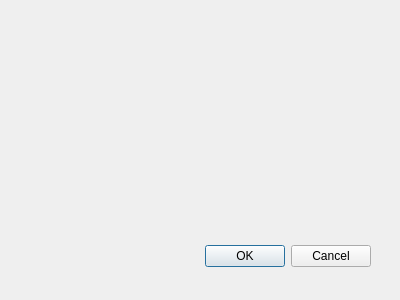
Above: qgis2apicnig/QGIS2APICNIG_dialog_base.ui from IngenieroGeomatico/QGIS2API-CNIG before the change. Below: the same form after it.
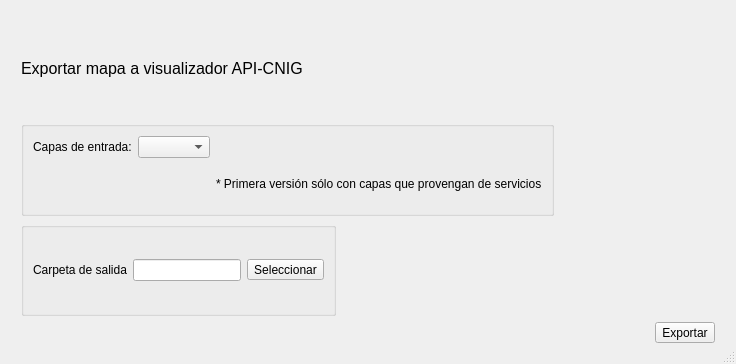
That is the form after the change. Custom widgets are drawn as their Qt base class.

Commit message: se añade primera versión de interfaz de usuario

What changed in the file:
```diff
--- a/qgis2apicnig/QGIS2APICNIG_dialog_base.ui
+++ b/qgis2apicnig/QGIS2APICNIG_dialog_base.ui
@@ -1,34 +1,220 @@
 <ui version="4.0" >
  <class>QGIS2APICNIGDialogBase</class>
- <widget class="QDialog" name="QGIS2APICNIGDialogBase" >
-  <property name="geometry" >
+ <widget class="QDialog" name="QGIS2APICNIGDialogBase">
+  <property name="windowModality">
+   <enum>Qt::NonModal</enum>
+  </property>
+  <property name="geometry">
    <rect>
     <x>0</x>
     <y>0</y>
-    <width>400</width>
-    <height>300</height>
+    <width>736</width>
+    <height>364</height>
    </rect>
   </property>
-  <property name="windowTitle" >
+  <property name="sizePolicy">
+   <sizepolicy hsizetype="Fixed" vsizetype="Fixed">
+    <horstretch>5</horstretch>
+    <verstretch>5</verstretch>
+   </sizepolicy>
+  </property>
+  <property name="windowTitle">
    <string>QGIS2API-CNIG</string>
   </property>
-  <widget class="QDialogButtonBox" name="button_box" >
-   <property name="geometry" >
-    <rect>
-     <x>30</x>
-     <y>240</y>
-     <width>341</width>
-     <height>32</height>
-    </rect>
-   </property>
-   <property name="orientation" >
-    <enum>Qt::Horizontal</enum>
-   </property>
-   <property name="standardButtons" >
-    <set>QDialogButtonBox::Cancel|QDialogButtonBox::Ok</set>
-   </property>
-  </widget>
+  <property name="sizeGripEnabled">
+   <bool>true</bool>
+  </property>
+  <property name="modal">
+   <bool>true</bool>
+  </property>
+  <layout class="QGridLayout" name="gridLayout_7">
+   <item row="0" column="0">
+    <layout class="QGridLayout" name="gridLayout_6" rowstretch="0,0,0,0" columnstretch="0">
+     <property name="sizeConstraint">
+      <enum>QLayout::SetMinAndMaxSize</enum>
+     </property>
+     <property name="leftMargin">
+      <number>10</number>
+     </property>
+     <property name="topMargin">
+      <number>10</number>
+     </property>
+     <property name="rightMargin">
+      <number>10</number>
+     </property>
+     <property name="bottomMargin">
+      <number>10</number>
+     </property>
+     <item row="3" column="0">
+      <layout class="QGridLayout" name="gridLayout_5">
+       <item row="0" column="0">
+        <spacer name="horizontalSpacer">
+         <property name="sizePolicy">
+          <sizepolicy hsizetype="Fixed" vsizetype="Minimum">
+           <horstretch>0</horstretch>
+           <verstretch>0</verstretch>
+          </sizepolicy>
+         </property>
+         <property name="orientation">
+          <enum>Qt::Horizontal</enum>
+         </property>
+         <property name="sizeHint" stdset="0">
+          <size>
+           <width>578</width>
+           <height>20</height>
+          </size>
+         </property>
+        </spacer>
+       </item>
+       <item row="0" column="1">
+        <widget class="QToolButton" name="toolButton_2">
+         <property name="sizePolicy">
+          <sizepolicy hsizetype="Fixed" vsizetype="Fixed">
+           <horstretch>0</horstretch>
+           <verstretch>0</verstretch>
+          </sizepolicy>
+         </property>
+         <property name="text">
+          <string>Exportar</string>
+         </property>
+        </widget>
+       </item>
+      </layout>
+     </item>
+     <item row="0" column="0">
+      <widget class="QLabel" name="label">
+       <property name="sizePolicy">
+        <sizepolicy hsizetype="Fixed" vsizetype="Preferred">
+         <horstretch>0</horstretch>
+         <verstretch>0</verstretch>
+        </sizepolicy>
+       </property>
+       <property name="font">
+        <font>
+         <pointsize>12</pointsize>
+        </font>
+       </property>
+       <property name="text">
+        <string>Exportar mapa a visualizador API-CNIG</string>
+       </property>
+      </widget>
+     </item>
+     <item row="1" column="0">
+      <widget class="QgsCollapsibleGroupBox" name="mGroupBox">
+       <property name="sizePolicy">
+        <sizepolicy hsizetype="Fixed" vsizetype="Preferred">
+         <horstretch>0</horstretch>
+         <verstretch>0</verstretch>
+        </sizepolicy>
+       </property>
+       <layout class="QGridLayout" name="gridLayout_4">
+        <item row="0" column="0">
+         <layout class="QGridLayout" name="gridLayout_3">
+          <item row="0" column="0">
+           <widget class="QLabel" name="label_2">
+            <property name="sizePolicy">
+             <sizepolicy hsizetype="Fixed" vsizetype="Preferred">
+              <horstretch>0</horstretch>
+              <verstretch>0</verstretch>
+             </sizepolicy>
+            </property>
+            <property name="text">
+             <string>Capas de entrada:</string>
+            </property>
+           </widget>
+          </item>
+          <item row="0" column="1">
+           <widget class="QComboBox" name="comboBox_Layers">
+            <property name="sizePolicy">
+             <sizepolicy hsizetype="Fixed" vsizetype="Fixed">
+              <horstretch>0</horstretch>
+              <verstretch>0</verstretch>
+             </sizepolicy>
+            </property>
+           </widget>
+          </item>
+          <item row="1" column="2">
+           <widget class="QLabel" name="label_4">
+            <property name="sizePolicy">
+             <sizepolicy hsizetype="Fixed" vsizetype="Preferred">
+              <horstretch>0</horstretch>
+              <verstretch>0</verstretch>
+             </sizepolicy>
+            </property>
+            <property name="text">
+             <string>* Primera versión sólo con capas que provengan de servicios</string>
+            </property>
+           </widget>
+          </item>
+         </layout>
+        </item>
+       </layout>
+      </widget>
+     </item>
+     <item row="2" column="0">
+      <widget class="QgsCollapsibleGroupBox" name="mGroupBox_2">
+       <property name="sizePolicy">
+        <sizepolicy hsizetype="Fixed" vsizetype="Preferred">
+         <horstretch>0</horstretch>
+         <verstretch>0</verstretch>
+        </sizepolicy>
+       </property>
+       <layout class="QGridLayout" name="gridLayout_2">
+        <item row="0" column="0">
+         <layout class="QGridLayout" name="gridLayout">
+          <item row="0" column="0">
+           <widget class="QLabel" name="label_3">
+            <property name="sizePolicy">
+             <sizepolicy hsizetype="Fixed" vsizetype="Preferred">
+              <horstretch>0</horstretch>
+              <verstretch>0</verstretch>
+             </sizepolicy>
+            </property>
+            <property name="text">
+             <string>Carpeta de salida</string>
+            </property>
+           </widget>
+          </item>
+          <item row="0" column="1">
+           <widget class="QLineEdit" name="lineEdit_Folder">
+            <property name="sizePolicy">
+             <sizepolicy hsizetype="Fixed" vsizetype="Fixed">
+              <horstretch>0</horstretch>
+              <verstretch>0</verstretch>
+             </sizepolicy>
+            </property>
+           </widget>
+          </item>
+          <item row="0" column="2">
+           <widget class="QToolButton" name="toolButton">
+            <property name="sizePolicy">
+             <sizepolicy hsizetype="Fixed" vsizetype="Fixed">
+              <horstretch>0</horstretch>
+              <verstretch>0</verstretch>
+             </sizepolicy>
+            </property>
+            <property name="text">
+             <string>Seleccionar</string>
+            </property>
+           </widget>
+          </item>
+         </layout>
+        </item>
+       </layout>
+      </widget>
+     </item>
+    </layout>
+   </item>
+  </layout>
  </widget>
+ <customwidgets>
+  <customwidget>
+   <class>QgsCollapsibleGroupBox</class>
+   <extends>QGroupBox</extends>
+   <header>qgscollapsiblegroupbox.h</header>
+   <container>1</container>
+  </customwidget>
+ </customwidgets>
  <resources/>
  <connections>
   <connection>
```
Left out of the diff: 38 changed lines with no effect on the pictures.
